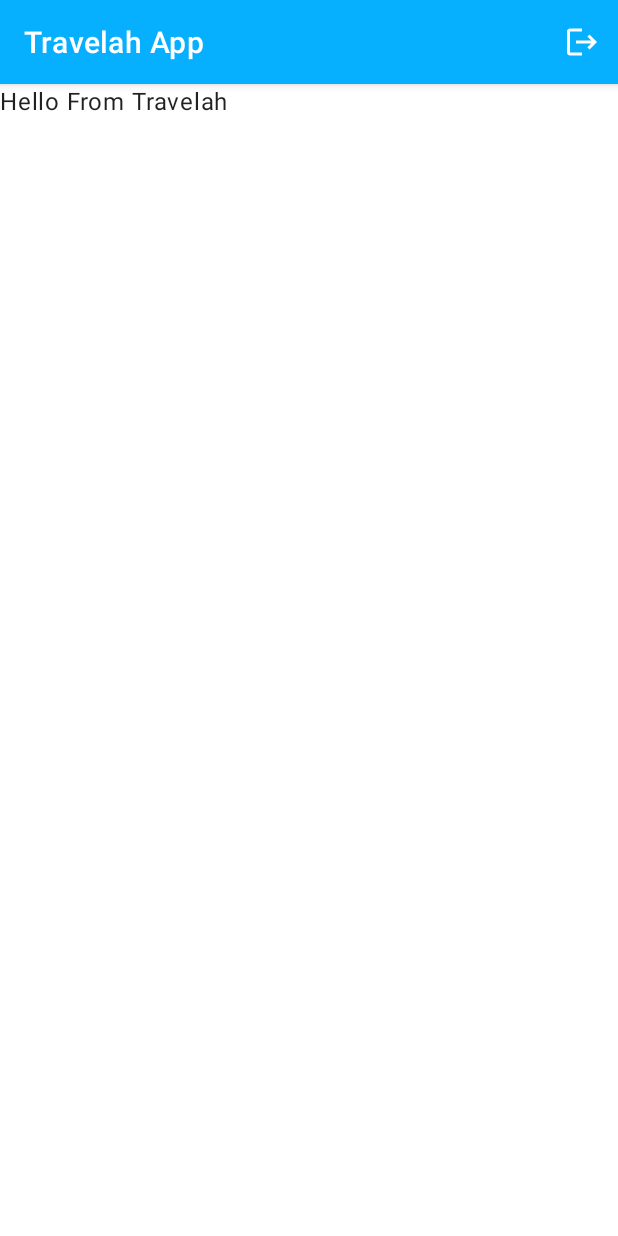
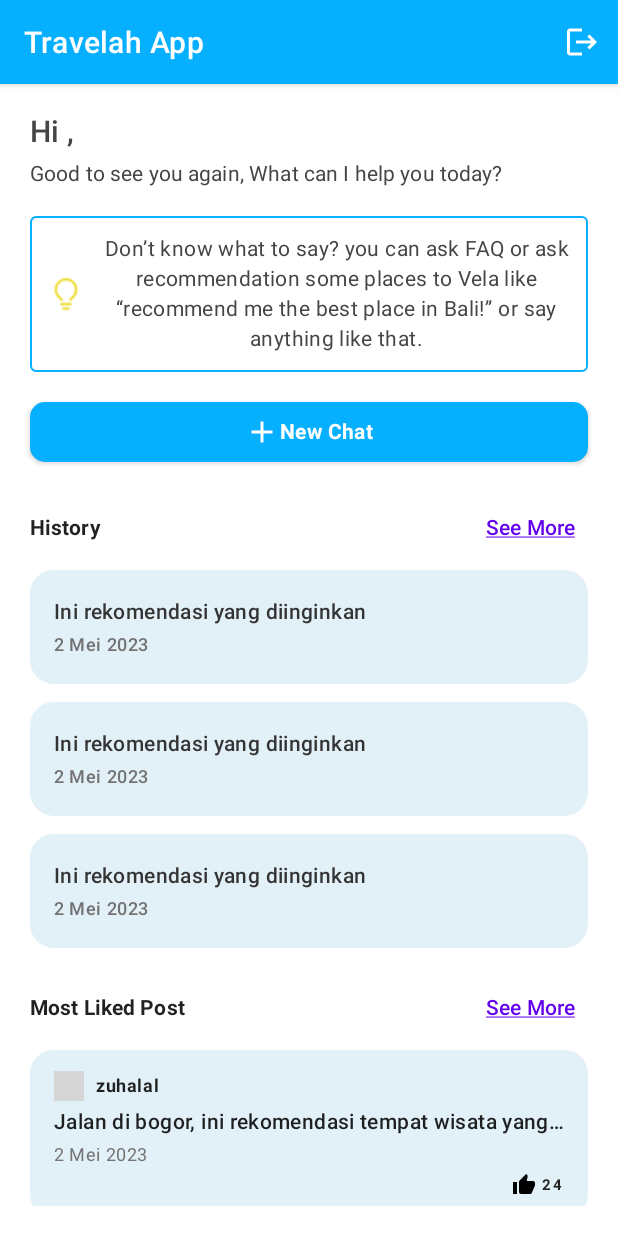
Before and after one commit to travelah/travelah-app, an Android app built with Jetpack Compose: the MainActivity screen opened directly, with no data from a screen before it, on a phone screen of 412 x 824 dp. Run offline under Robolectric (Android 15) with nearby library versions, the phone set to English and light mode, and no system bars; our stand-ins replace livedata-compose; pictures from the network do not load; 1 statement that could not run was skipped; grey boxes are pictures that could not be loaded.

Commit message:
feat: slicing home (#3)
* refactor: remove unused file

* feat: slicing hero section home

* feat: integrate profile name with home

* feat: finish slicing home

* refactor: home card to elements

* fix: home layout

* fix: shape in new chat button

```diff
--- a/app/build.gradle
+++ b/app/build.gradle
@@ -65,6 +65,7 @@ dependencies {
     implementation "androidx.compose.runtime:runtime-livedata:$compose_ui_version" // observeAsState
     implementation "androidx.constraintlayout:constraintlayout-compose:1.0.1" // ConstraintLayout
     implementation "io.coil-kt:coil-compose:2.2.0" // AsyncImage
+    implementation "androidx.lifecycle:lifecycle-viewmodel-compose:2.5.1"
 
     // converter and utils
     implementation 'com.fasterxml.jackson.module:jackson-module-kotlin:2.12.1'
--- a/app/src/main/java/com/travelah/travelahapp/data/remote/SettingPreferences.kt
+++ b/app/src/main/java/com/travelah/travelahapp/data/remote/SettingPreferences.kt
@@ -2,6 +2,7 @@ package com.travelah.travelahapp.data.remote
 
 import androidx.datastore.core.DataStore
 import androidx.datastore.preferences.core.*
+import com.travelah.travelahapp.data.remote.models.Profile
 import com.travelah.travelahapp.data.remote.models.ProfileResponse
 import kotlinx.coroutines.flow.Flow
 import kotlinx.coroutines.flow.map
@@ -37,6 +38,17 @@ class SettingPreferences private constructor(private val dataStore: DataStore<Pr
         }
     }
 
+    fun getProfileSetting(): Flow<Profile> {
+        return dataStore.data.map { preferences ->
+            Profile(
+                email = preferences[EMAIL_KEY] ?: "",
+                fullName = preferences[NAME_KEY]?: "",
+                id = preferences[USER_ID_KEY] ?: 0,
+                isSignedByGoogle = preferences[IS_SIGNED_BY_GOOGLE_KEY] ?: false
+            )
+        }
+    }
+
     companion object {
         @Volatile
         private var INSTANCE: SettingPreferences? = null
--- a/app/src/main/java/com/travelah/travelahapp/data/remote/UserRepository.kt
+++ b/app/src/main/java/com/travelah/travelahapp/data/remote/UserRepository.kt
@@ -8,6 +8,7 @@ import com.travelah.travelahapp.data.remote.retrofit.ApiService
 import retrofit2.HttpException
 import com.travelah.travelahapp.data.Result
 import com.travelah.travelahapp.data.remote.models.ErrorResponse
+import com.travelah.travelahapp.data.remote.models.Profile
 import com.travelah.travelahapp.data.remote.models.body.LoginBody
 import com.travelah.travelahapp.utils.wrapEspressoIdlingResource
 
@@ -65,6 +66,10 @@ class UserRepository private constructor(
        return pref.getTokenSetting().asLiveData()
     }
 
+    fun getProfile(): LiveData<Profile> {
+        return pref.getProfileSetting().asLiveData()
+    }
+
     companion object {
         @Volatile
         private var instance: UserRepository? = null
--- a/app/src/main/java/com/travelah/travelahapp/data/remote/models/AuthResponse.kt
+++ /dev/null
@@ -1,17 +0,0 @@
-package com.travelah.travelahapp.data.remote.models
-
-import kotlinx.parcelize.Parcelize
-import android.os.Parcelable
-import com.google.gson.annotations.SerializedName
-
-@Parcelize
-data class AuthResponse(
-	@field:SerializedName("accessToken")
-	val accessToken: String? = null,
-
-	@field:SerializedName("refreshToken")
-	val refreshToken: String? = null,
-
-	@field:SerializedName("message")
-	val message: String? = null
-) : Parcelable
--- a/app/src/main/java/com/travelah/travelahapp/data/remote/models/ProfileResponse.kt
+++ b/app/src/main/java/com/travelah/travelahapp/data/remote/models/ProfileResponse.kt
@@ -18,9 +18,6 @@ data class ProfileResponse(
 
 @Parcelize
 data class Profile(
-	@field:SerializedName("createdAt")
-	val createdAt: String,
-
 	@field:SerializedName("isSignedByGoogle")
 	val isSignedByGoogle: Boolean,
 
@@ -32,7 +29,4 @@ data class Profile(
 
 	@field:SerializedName("email")
 	val email: String,
-
-	@field:SerializedName("updatedAt")
-	val updatedAt: String
 ) : Parcelable
--- a/app/src/main/java/com/travelah/travelahapp/data/remote/retrofit/RetrofitConfig.kt
+++ b/app/src/main/java/com/travelah/travelahapp/data/remote/retrofit/RetrofitConfig.kt
@@ -8,7 +8,7 @@ import retrofit2.converter.gson.GsonConverterFactory
 
 class RetrofitConfig {
     companion object {
-        var BASE_URL = "http://10.0.2.2:4000/api/v1/"
+        var BASE_URL = "http://192.168.100.29:4000/api/v1/"
         fun getApiService(): ApiService {
             val loggingInterceptor = if (BuildConfig.DEBUG) {
                 HttpLoggingInterceptor().setLevel(HttpLoggingInterceptor.Level.BODY)
--- /dev/null
+++ b/app/src/main/java/com/travelah/travelahapp/ui/common/UiState.kt
@@ -0,0 +1,7 @@
+package com.travelah.travelahapp.ui.common
+
+sealed class UiState<out T : Any?> {
+    object Loading : UiState<Nothing>()
+    data class Success<out T : Any>(val data: T) : UiState<T>()
+    data class Error(val errorMessage: String) : UiState<Nothing>()
+}
--- /dev/null
+++ b/app/src/main/java/com/travelah/travelahapp/ui/components/contents/HomeContent.kt
@@ -0,0 +1,165 @@
+package com.travelah.travelahapp.ui.components.contents
+
+import androidx.compose.foundation.*
+import androidx.compose.foundation.layout.*
+import androidx.compose.foundation.shape.RoundedCornerShape
+import androidx.compose.material.*
+import androidx.compose.runtime.Composable
+import androidx.compose.ui.Alignment
+import androidx.compose.ui.Modifier
+import androidx.compose.ui.graphics.Color
+import androidx.compose.ui.res.painterResource
+import androidx.compose.ui.res.stringResource
+import androidx.compose.ui.text.font.FontWeight
+import androidx.compose.ui.text.style.TextAlign
+import androidx.compose.ui.unit.dp
+import com.travelah.travelahapp.R
+import com.travelah.travelahapp.ui.components.elements.HistoryChatCardHome
+import com.travelah.travelahapp.ui.components.elements.PostCardHome
+import com.travelah.travelahapp.ui.components.elements.SubHeaderHome
+
+@Composable
+fun HomeContent(
+    modifier: Modifier = Modifier,
+    profileName: String = ""
+) {
+    Column(
+        modifier = modifier.verticalScroll(rememberScrollState()),
+        horizontalAlignment = Alignment.CenterHorizontally,
+        verticalArrangement = Arrangement.spacedBy(12.dp)
+    ) {
+        Column(
+            verticalArrangement = Arrangement.spacedBy(20.dp)
+        ) {
+            Column(
+                verticalArrangement = Arrangement.spacedBy(16.dp)
+            ) {
+                Column(
+                    verticalArrangement = Arrangement.spacedBy(4.dp),
+                ) {
+                    Text(
+                        "${stringResource(R.string.hi)} $profileName,",
+                        style = MaterialTheme.typography.h6.copy(
+                            color = Color(0xFF454545),
+                            fontWeight = FontWeight.SemiBold,
+                            textAlign = TextAlign.Left
+                        ),
+                        modifier = Modifier.fillMaxWidth()
+                    )
+                    Text(
+                        "${stringResource(R.string.good_to_see_you_again)}, ${stringResource(R.string.help_today_question)}",
+                        style = MaterialTheme.typography.subtitle2.copy(
+                            color = Color(0xFF454545),
+                            fontWeight = FontWeight.Normal,
+                            textAlign = TextAlign.Left
+                        ),
+                    )
+                }
+                Row(
+                    modifier = Modifier
+                        .border(
+                            width = 1.dp,
+                            color = Color(0xFF07AFFF),
+                            shape = RoundedCornerShape(4.dp)
+                        )
+                        .padding(12.dp),
+                    horizontalArrangement = Arrangement.spacedBy(
+                        space = 12.dp,
+                        alignment = Alignment.CenterHorizontally
+                    ),
+                    verticalAlignment = Alignment.CenterVertically
+                ) {
+                    Image(
+                        painter = painterResource(id = R.drawable.ic_idea),
+                        contentDescription = stringResource(R.string.tips),
+                        modifier = Modifier.size(24.dp)
+                    )
+                    Text(
+                        stringResource(R.string.tips_chat),
+                        style = MaterialTheme.typography.body2.copy(
+                            color = Color(0xFF454545),
+                            textAlign = TextAlign.Center
+                        ),
+                    )
+                }
+                Button(
+                    onClick = { /*TODO*/ },
+                    colors = ButtonDefaults.buttonColors(
+                        backgroundColor = Color(0xFF07AFFF),
+                    ),
+                    modifier = Modifier.fillMaxWidth(),
+                    shape = RoundedCornerShape(10.dp)
+                ) {
+                    Image(
+                        painter = painterResource(id = R.drawable.ic_baseline_add_24_white),
+                        contentDescription = stringResource(R.string.tips),
+                        modifier = Modifier.size(24.dp)
+                    )
+                    Text(
+                        text = stringResource(R.string.new_chat),
+                        color = Color.White,
+                        style = MaterialTheme.typography.body2.copy(
+                            fontWeight = FontWeight.Bold
+                        )
+                    )
+                }
+
+                Column(
+                    verticalArrangement = Arrangement.spacedBy(
+                        4.dp,
+                        Alignment.CenterVertically
+                    )
+                ) {
+                    SubHeaderHome(title = stringResource(R.string.history), onClick = {})
+                    Column(
+                        verticalArrangement = Arrangement.spacedBy(12.dp)
+                    ) {
+                        HistoryChatCardHome(
+                            latestChat = "Ini rekomendasi yang diinginkan",
+                            date = "2 Mei 2023"
+                        )
+                        HistoryChatCardHome(
+                            latestChat = "Ini rekomendasi yang diinginkan",
+                            date = "2 Mei 2023"
+                        )
+                        HistoryChatCardHome(
+                            latestChat = "Ini rekomendasi yang diinginkan",
+                            date = "2 Mei 2023"
+                        )
+                    }
+                }
+
+                Column(
+                    verticalArrangement = Arrangement.spacedBy(
+                        4.dp,
+                        Alignment.CenterVertically
+                    )
+                ) {
+                    SubHeaderHome(title = stringResource(R.string.most_liked_post), onClick = {})
+                    Column(
+                        verticalArrangement = Arrangement.spacedBy(12.dp)
+                    ) {
+                        PostCardHome(
+                            username = "zuhalal",
+                            title = "Jalan di bogor, ini rekomendasi tempat wisata yang keren banget",
+                            date = "2 Mei 2023",
+                            likeCount = 24
+                        )
+                        PostCardHome(
+                            username = "zuhalal",
+                            title = "Jalan di bogor, ini rekomendasi tempat wisata yang keren banget",
+                            date = "2 Mei 2023",
+                            likeCount = 24
+                        )
+                        PostCardHome(
+                            username = "zuhalal",
+                            title = "Jalan di bogor, ini rekomendasi tempat wisata yang keren banget",
+                            date = "2 Mei 2023",
+                            likeCount = 24
+                        )
+                    }
+                }
+            }
+        }
+    }
+}
--- /dev/null
+++ b/app/src/main/java/com/travelah/travelahapp/ui/components/elements/HistoryChatCardHome.kt
@@ -0,0 +1,53 @@
+package com.travelah.travelahapp.ui.components.elements
+
+import androidx.compose.foundation.background
+import androidx.compose.foundation.layout.*
+import androidx.compose.foundation.shape.RoundedCornerShape
+import androidx.compose.material.MaterialTheme
+import androidx.compose.material.Text
+import androidx.compose.runtime.Composable
+import androidx.compose.ui.Alignment
+import androidx.compose.ui.Modifier
+import androidx.compose.ui.graphics.Color
+import androidx.compose.ui.text.font.FontWeight
+import androidx.compose.ui.text.style.TextOverflow
+import androidx.compose.ui.unit.dp
+
+@Composable
+fun HistoryChatCardHome(
+    latestChat: String,
+    date: String,
+    modifier: Modifier = Modifier
+) {
+    Box(
+        modifier = modifier
+            .height(76.dp)
+            .fillMaxWidth()
+            .background(color = Color(0xFFE2F0F7), shape = RoundedCornerShape(16.dp))
+            .padding(vertical = 12.dp, horizontal = 16.dp),
+    ) {
+        Column(
+            verticalArrangement = Arrangement.spacedBy(
+                4.dp,
+                Alignment.CenterVertically
+            ), modifier = Modifier.fillMaxHeight()
+        ) {
+            Text(
+                text = latestChat,
+                color = Color(0xFF343434),
+                style = MaterialTheme.typography.body2.copy(
+                    fontWeight = FontWeight.Medium
+                ),
+                maxLines = 1, overflow = TextOverflow.Ellipsis
+            )
+            Text(
+                date,
+                color = Color(0xFF737373),
+                style = MaterialTheme.typography.caption.copy(
+                    fontWeight = FontWeight.Medium
+                ),
+                maxLines = 1, overflow = TextOverflow.Ellipsis
+            )
+        }
+    }
+}
--- /dev/null
+++ b/app/src/main/java/com/travelah/travelahapp/ui/components/elements/PostCardHome.kt
@@ -0,0 +1,95 @@
+package com.travelah.travelahapp.ui.components.elements
+
+import androidx.compose.foundation.Image
+import androidx.compose.foundation.background
+import androidx.compose.foundation.border
+import androidx.compose.foundation.layout.*
+import androidx.compose.foundation.shape.RoundedCornerShape
+import androidx.compose.material.MaterialTheme
+import androidx.compose.material.Text
+import androidx.compose.runtime.Composable
+import androidx.compose.ui.Alignment
+import androidx.compose.ui.Modifier
+import androidx.compose.ui.graphics.Color
+import androidx.compose.ui.layout.ContentScale
+import androidx.compose.ui.res.painterResource
+import androidx.compose.ui.res.stringResource
+import androidx.compose.ui.text.font.FontWeight
+import androidx.compose.ui.text.style.TextOverflow
+import androidx.compose.ui.unit.dp
+import coil.compose.AsyncImage
+import com.travelah.travelahapp.R
+
+@Composable
+fun PostCardHome(
+    username: String,
+    title:String,
+    date: String,
+    likeCount: Int,
+    modifier: Modifier = Modifier
+) {
+    Box(
+        modifier = modifier
+            .height(112.dp)
+            .fillMaxWidth()
+            .background(color = Color(0xFFE2F0F7), shape = RoundedCornerShape(16.dp))
+            .padding(vertical = 8.dp, horizontal = 16.dp),
+    ) {
+        Column(
+            verticalArrangement = Arrangement.spacedBy(
+                4.dp,
+                Alignment.CenterVertically
+            ),
+            modifier = Modifier.fillMaxHeight()
+        ) {
+            Row(
+                horizontalArrangement = Arrangement.spacedBy(8.dp),
+                verticalAlignment = Alignment.CenterVertically
+            ) {
+                AsyncImage(
+                    model = stringResource(id = R.string.profile_picture_link),
+                    contentDescription = stringResource(R.string.profile_image_content_desc),
+                    contentScale = ContentScale.Crop,
+                    placeholder = painterResource(id = R.drawable.ic_baseline_person_24),
+                    modifier = Modifier.size(20.dp)
+                )
+                Text(
+                    username,
+                    style = MaterialTheme.typography.caption.copy(
+                        fontWeight = FontWeight.Bold
+                    ),
+                    maxLines = 1, overflow = TextOverflow.Ellipsis
+                )
+            }
+            Text(
+                title,
+                style = MaterialTheme.typography.body2.copy(
+                    fontWeight = FontWeight.Medium
+                ),
+                maxLines = 1, overflow = TextOverflow.Ellipsis
+            )
+            Text(
+                date,
+                style = MaterialTheme.typography.caption.copy(
+                    color = Color(0xFF737373)
+                ),
+            )
+            Row(
+                horizontalArrangement = Arrangement.spacedBy(4.dp, Alignment.End),
+                verticalAlignment = Alignment.CenterVertically,
+                modifier = Modifier.fillMaxWidth()
+            ) {
+                Image(
+                    painter = painterResource(id = R.drawable.ic_baseline_thumb_up_24),
+                    contentDescription = stringResource(R.string.tips),
+                    modifier = Modifier.size(16.dp)
+                )
+                Text(
+                    likeCount.toString(), style = MaterialTheme.typography.overline.copy(
+                        fontWeight = FontWeight.Bold
+                    )
+                )
+            }
+        }
+    }
+}
--- /dev/null
+++ b/app/src/main/java/com/travelah/travelahapp/ui/components/elements/SubHeaderHome.kt
@@ -0,0 +1,43 @@
+package com.travelah.travelahapp.ui.components.elements
+
+import androidx.compose.foundation.layout.Arrangement
+import androidx.compose.foundation.layout.Row
+import androidx.compose.foundation.layout.fillMaxWidth
+import androidx.compose.foundation.layout.padding
+import androidx.compose.material.MaterialTheme
+import androidx.compose.material.Text
+import androidx.compose.material.TextButton
+import androidx.compose.runtime.Composable
+import androidx.compose.ui.Alignment
+import androidx.compose.ui.Modifier
+import androidx.compose.ui.text.font.FontWeight
+import androidx.compose.ui.text.style.TextDecoration
+import androidx.compose.ui.unit.dp
+
+@Composable
+fun SubHeaderHome(
+    title: String,
+    modifier: Modifier = Modifier,
+    onClick: () -> Unit
+) {
+    Row(
+        horizontalArrangement = Arrangement.SpaceBetween,
+        verticalAlignment = Alignment.CenterVertically,
+        modifier = modifier.fillMaxWidth()
+    ) {
+        Text(
+            text = title, style = MaterialTheme.typography.subtitle2.copy(
+                fontWeight = FontWeight.Bold
+            ),
+            modifier=Modifier.padding(0.dp)
+        )
+        TextButton(onClick = onClick) {
+            Text(
+                "See More", style = MaterialTheme.typography.subtitle2.copy(
+                    textDecoration = TextDecoration.Underline
+                ),
+                modifier=Modifier.padding(0.dp)
+            )
+        }
+    }
+}
--- /dev/null
+++ b/app/src/main/java/com/travelah/travelahapp/ui/screens/HomeScreen.kt
@@ -0,0 +1,31 @@
+package com.travelah.travelahapp.ui.screens
+
+import androidx.compose.foundation.layout.fillMaxWidth
+import androidx.compose.foundation.layout.padding
+import androidx.compose.runtime.Composable
+import androidx.compose.runtime.State
+import androidx.compose.runtime.livedata.observeAsState
+import androidx.compose.ui.Modifier
+import androidx.compose.ui.platform.LocalContext
+import androidx.compose.ui.unit.dp
+import com.travelah.travelahapp.view.ViewModelFactory
+import com.travelah.travelahapp.view.main.MainViewModel
+import androidx.lifecycle.viewmodel.compose.viewModel
+import com.travelah.travelahapp.data.remote.models.Profile
+import com.travelah.travelahapp.ui.components.contents.HomeContent
+
+@Composable
+fun HomeScreen(
+    modifier: Modifier = Modifier,
+    viewModel: MainViewModel = viewModel(
+        factory = ViewModelFactory.getInstance(LocalContext.current)
+    ),
+) {
+    val profileState: State<Profile?> = viewModel.getProfile().observeAsState()
+    HomeContent(
+        profileName = profileState.value?.fullName ?: "",
+        modifier = modifier
+            .padding(20.dp)
+            .fillMaxWidth()
+    )
+}
--- a/app/src/main/java/com/travelah/travelahapp/view/main/MainActivity.kt
+++ b/app/src/main/java/com/travelah/travelahapp/view/main/MainActivity.kt
@@ -8,9 +8,8 @@ import android.view.MenuItem
 import androidx.activity.compose.setContent
 import androidx.activity.viewModels
 import androidx.compose.material.MaterialTheme
-import androidx.compose.material.Text
-import androidx.compose.runtime.Composable
 import com.travelah.travelahapp.R
+import com.travelah.travelahapp.ui.screens.HomeScreen
 import com.travelah.travelahapp.view.ViewModelFactory
 import com.travelah.travelahapp.view.login.LoginActivity
 
@@ -34,7 +33,7 @@ class MainActivity : AppCompatActivity() {
 
         setContent {
             MaterialTheme {
-                HomeScreen()
+                HomeScreen(viewModel = mainViewModel)
             }
         }
     }
@@ -55,8 +54,3 @@ class MainActivity : AppCompatActivity() {
         }
     }
 }
-
-@Composable
-fun HomeScreen() {
-    Text(text = "Hello From Travelah")
-}
--- a/app/src/main/java/com/travelah/travelahapp/view/main/MainViewModel.kt
+++ b/app/src/main/java/com/travelah/travelahapp/view/main/MainViewModel.kt
@@ -4,12 +4,14 @@ import androidx.lifecycle.LiveData
 import androidx.lifecycle.ViewModel
 import androidx.lifecycle.viewModelScope
 import com.travelah.travelahapp.data.remote.UserRepository
+import com.travelah.travelahapp.data.remote.models.Profile
 import kotlinx.coroutines.launch
 
 class MainViewModel(
     private val repository: UserRepository,
 ) : ViewModel() {
     fun getToken(): LiveData<String> = repository.getToken()
+    fun getProfile(): LiveData<Profile> = repository.getProfile()
     fun logout() {
         viewModelScope.launch {
             repository.logout()
--- /dev/null
+++ b/app/src/main/res/drawable/ic_baseline_thumb_up_24.xml
@@ -0,0 +1,5 @@
+<vector android:height="24dp" android:tint="#000000"
+    android:viewportHeight="24" android:viewportWidth="24"
+    android:width="24dp" xmlns:android="http://schemas.android.com/apk/res/android">
+    <path android:fillColor="@android:color/white" android:pathData="M1,21h4L5,9L1,9v12zM23,10c0,-1.1 -0.9,-2 -2,-2h-6.31l0.95,-4.57 0.03,-0.32c0,-0.41 -0.17,-0.79 -0.44,-1.06L14.17,1 7.59,7.59C7.22,7.95 7,8.45 7,9v10c0,1.1 0.9,2 2,2h9c0.83,0 1.54,-0.5 1.84,-1.22l3.02,-7.05c0.09,-0.23 0.14,-0.47 0.14,-0.73v-2z"/>
+</vector>
--- a/app/src/main/res/values/strings.xml
+++ b/app/src/main/res/values/strings.xml
@@ -16,4 +16,14 @@
     <string name="login_failed_message">Anda gagal login.</string>
     <string name="login_successful_message">Anda berhasil login.</string>
     <string name="logout">Logout</string>
+    <string name="profile_picture_link">https://avatars.githubusercontent.com/u/74417769?v=4</string>
+    <string name="profile_image_content_desc">Profile Image</string>
+    <string name="tips">tips</string>
+    <string name="new_chat">New Chat</string>
+    <string name="tips_chat">Don’t know what to say? you can ask FAQ or ask recommendation some places to Vela like “recommend me the best place in Bali!” or say anything like that.</string>
+    <string name="help_today_question">What can I help you today?</string>
+    <string name="good_to_see_you_again">Good to see you again</string>
+    <string name="hi">Hi</string>
+    <string name="history">History</string>
+    <string name="most_liked_post">Most Liked Post</string>
 </resources>
```
Also changed, not shown: app/src/main/res/drawable-v24/ic_idea.png (added).
